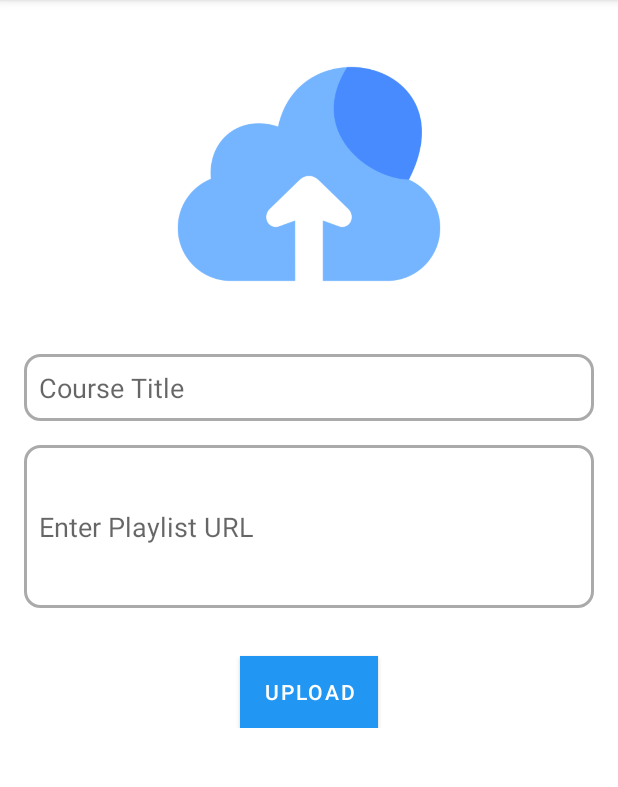
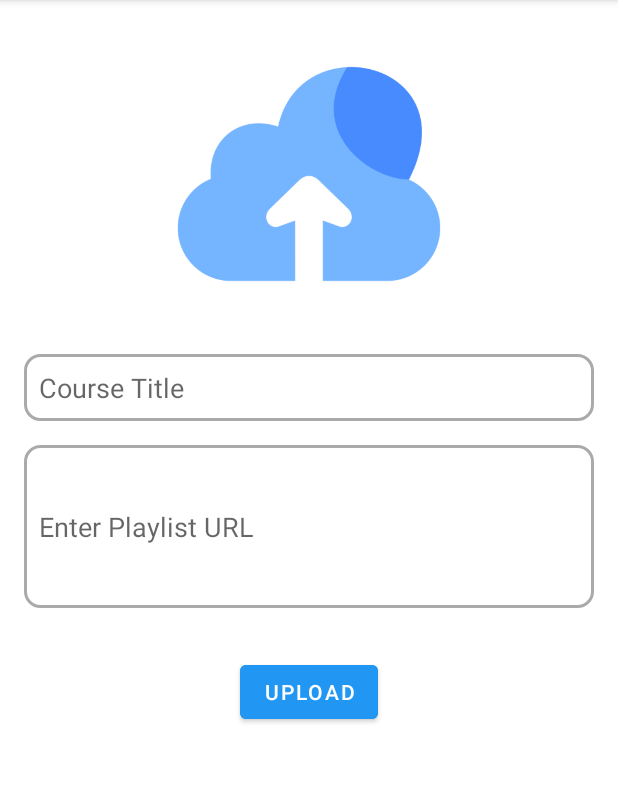
Before and after one commit to sun01822/CodePiece----A-code-learning-Android-Application-using-Kotlin, an Android app: the fragment UploadCourseFragment placed in its activity, on a phone screen of 412 x 824 dp, the part 84-871 px from its top. Run offline under Robolectric (Android 15) with nearby library versions, the phone set to English and light mode, and no system bars; our stand-ins replace Firebase (no records; nobody signed in at launch, a user with empty details on screens opened directly); pictures from the network do not load; 1 statement that could not run was skipped.

Commit message:
Final Commit

```diff
--- a/app/src/main/java/com/example/codepiece/MainActivity.kt
+++ b/app/src/main/java/com/example/codepiece/MainActivity.kt
@@ -20,6 +20,7 @@ class MainActivity : AppCompatActivity() {
     private lateinit var toggle: ActionBarDrawerToggle
     private lateinit var shareContent: String
 
+    @SuppressLint("UseCompatLoadingForDrawables")
     override fun onCreate(savedInstanceState: Bundle?) {
         super.onCreate(savedInstanceState)
         binding = ActivityMainBinding.inflate(layoutInflater)
@@ -38,9 +39,14 @@ class MainActivity : AppCompatActivity() {
             this, drawerLayout, R.string.navigation_drawer_open, R.string.navigation_drawer_close
         )
         drawerLayout.addDrawerListener(toggle)
+        // Set the action bar color
+        supportActionBar?.setBackgroundDrawable(resources.getDrawable(R.color.colorAccent))
         supportActionBar?.setDisplayHomeAsUpEnabled(true)
         supportActionBar?.setHomeButtonEnabled(true)
         toggle.syncState()
+
+        // Set the toggle button color
+        toggle.drawerArrowDrawable.color = resources.getColor(R.color.white)
 
         val fragment = HomeFragment()
         supportFragmentManager.beginTransaction()
--- a/app/src/main/res/layout/course_item.xml
+++ b/app/src/main/res/layout/course_item.xml
@@ -34,8 +34,9 @@
             android:background="@color/white"
             android:textColor="@color/black"
             android:textAlignment="center"
-            android:textSize="18sp"
-            android:textStyle="bold" />
+            android:textSize="24sp"
+            android:textStyle="bold"
+            android:layout_marginBottom="15dp"/>
 
     </LinearLayout>
 </androidx.cardview.widget.CardView>
--- a/app/src/main/res/layout/fragment_upload_course.xml
+++ b/app/src/main/res/layout/fragment_upload_course.xml
@@ -4,6 +4,8 @@
     android:layout_width="match_parent"
     android:layout_height="match_parent"
     android:orientation="vertical"
+    xmlns:tools="http://schemas.android.com/tools"
+    tools:context=".fragments.UploadCourseFragment"
     android:padding="16dp">
 
     <ImageView
@@ -44,7 +46,15 @@
         android:layout_gravity="center_horizontal"
         android:layout_marginTop="16dp"
         android:text="Upload"
-        android:background="?attr/colorAccent"
+        android:backgroundTint="@color/colorAccent"
         android:textColor="@android:color/white"/>
 
+    <ProgressBar
+        android:id="@+id/progressBar"
+        android:layout_width="wrap_content"
+        android:layout_height="wrap_content"
+        android:layout_gravity="center"
+        android:visibility="gone" />
+
+
 </LinearLayout>
--- a/app/src/main/res/values-night/themes.xml
+++ b/app/src/main/res/values-night/themes.xml
@@ -10,7 +10,7 @@
         <item name="colorSecondaryVariant">@color/teal_200</item>
         <item name="colorOnSecondary">@color/black</item>
         <!-- Status bar color. -->
-        <item name="android:statusBarColor">?attr/colorPrimaryVariant</item>
+        <item name="android:statusBarColor">@color/colorAccent</item>
         <!-- Customize your theme here. -->
     </style>
 
@@ -25,7 +25,7 @@
         <item name="colorSecondaryVariant">@color/teal_200</item>
         <item name="colorOnSecondary">@color/black</item>
         <!-- Status bar color. -->
-        <item name="android:statusBarColor">?attr/colorPrimaryVariant</item>
+        <item name="android:statusBarColor">@color/colorAccent</item>
         <!-- Customize your theme here. -->
     </style>
 </resources>
--- a/app/src/main/res/values/themes.xml
+++ b/app/src/main/res/values/themes.xml
@@ -10,7 +10,7 @@
         <item name="colorSecondaryVariant">@color/teal_700</item>
         <item name="colorOnSecondary">@color/black</item>
         <!-- Status bar color. -->
-        <item name="android:statusBarColor">?attr/colorPrimaryVariant</item>
+        <item name="android:statusBarColor">@color/colorAccent</item>
         <!-- Customize your theme here. -->
     </style>
 
@@ -24,7 +24,7 @@
         <item name="colorSecondaryVariant">@color/teal_700</item>
         <item name="colorOnSecondary">@color/black</item>
         <!-- Status bar color. -->
-        <item name="android:statusBarColor">?attr/colorPrimaryVariant</item>
+        <item name="android:statusBarColor">@color/colorAccent</item>
         <!-- Customize your theme here. -->
     </style>
 
```
Also changed, not shown: app/src/main/java/com/example/codepiece/fragments/CoursesFragment.kt (+4 -8 lines), app/src/main/java/com/example/codepiece/fragments/UploadCourseFragment.kt (+9 -1 lines).
